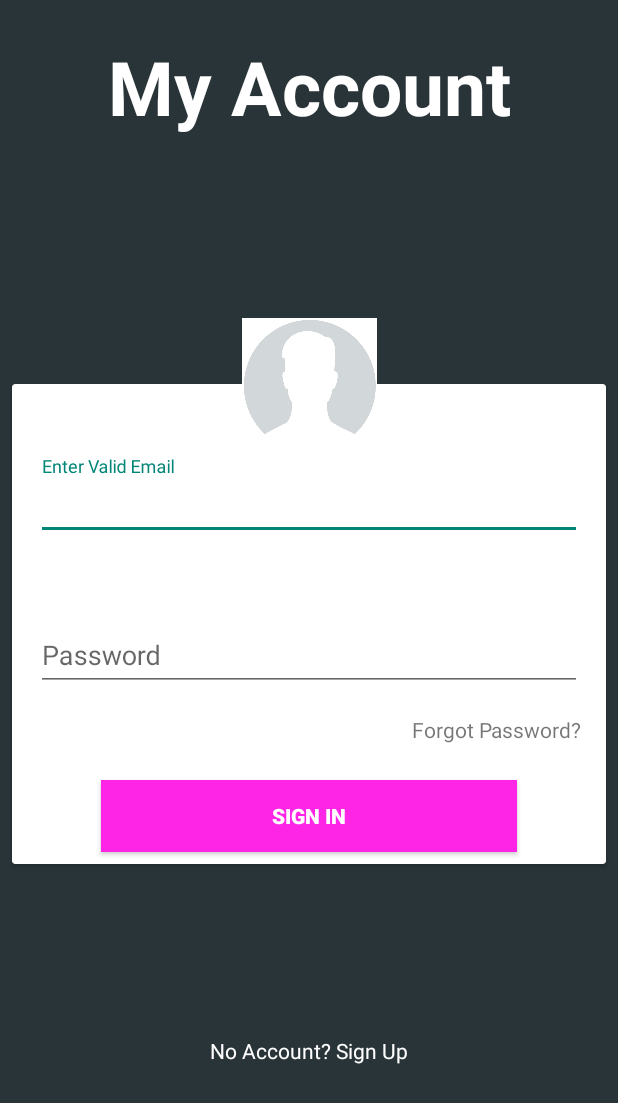
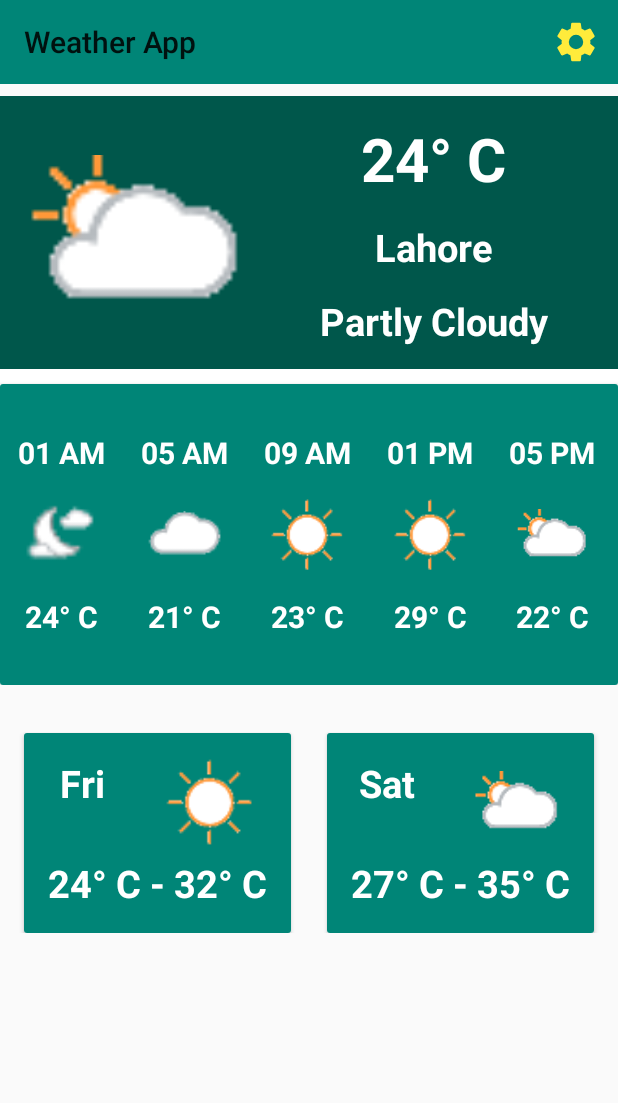
Before and after one commit to MinhasRizwan/WeatherApp_Kotlin, an Android app: the screen it shows after launch (LoginActivity before the commit, HomeScreen after it), on a phone screen of 412 x 824 dp. Shown: the top 1103 px of the screen. Run offline under Robolectric (Android 15) with nearby library versions, the phone set to English and light mode, and no system bars.

Commit message:
Updated Code with all suggested Changes

```diff
--- a/app/src/main/AndroidManifest.xml
+++ b/app/src/main/AndroidManifest.xml
@@ -15,15 +15,15 @@
         >
         </activity>
         <activity android:name=".homeScreen.HomeScreen">
-
-        </activity>
-        <activity android:name=".login.LoginActivity">
             <intent-filter>
                 <action android:name="android.intent.action.MAIN"/>
 
                 <category android:name="android.intent.category.LAUNCHER"/>
             </intent-filter>
         </activity>
+        <activity android:name=".login.LoginActivity">
+
+        </activity>
     </application>
 
 </manifest>
--- a/app/src/main/java/com/example/loginapp_5_08/homeScreen/CurrentStatusContentAdapter.kt
+++ b/app/src/main/java/com/example/loginapp_5_08/homeScreen/CurrentStatusContentAdapter.kt
@@ -10,16 +10,11 @@ import android.widget.TextView
 import androidx.recyclerview.widget.LinearLayoutManager
 import androidx.recyclerview.widget.RecyclerView
 import com.example.loginapp_5_08.R
-import kotlinx.android.synthetic.main.current_status_layout.view.*
-import kotlinx.android.synthetic.main.today_status_layout.view.*
-import kotlinx.android.synthetic.main.weekly_status_layout.view.*
+import kotlinx.android.synthetic.main.content_hour_details.view.*
+import kotlinx.android.synthetic.main.layout_current_status.view.*
+import kotlinx.android.synthetic.main.layout_week_details.view.*
 
-class CurrentStatusContentAdapter(private val rows: List<WeatherReportsRow>) : RecyclerView.Adapter<RecyclerView.ViewHolder>() {
-
-    interface WeatherReportsRow
-    class StatusRow(val cTemp: String, val cCity: String, val cStatus: String, val cImage: Int) : WeatherReportsRow
-    class TodayRow : WeatherReportsRow
-    class WeekdaysRow : WeatherReportsRow
+class CurrentStatusContentAdapter(private val rows: List<WeatherReports>, private val allWeatherData : WeatherData) : RecyclerView.Adapter<RecyclerView.ViewHolder>() {
 
     class StatusViewHolder(itemView: View) : RecyclerView.ViewHolder(itemView) {
         val currentImage: ImageView = itemView.weatherNowImage
@@ -40,9 +35,9 @@ class CurrentStatusContentAdapter(private val rows: List<WeatherReportsRow>) : R
 
     override fun getItemViewType(position: Int): Int =
         when (rows[position]) {
-            is StatusRow -> TYPE_STATUS
-            is TodayRow -> TYPE_TODAY
-            is WeekdaysRow -> TYPE_WEEKDAYS
+            is WeatherReports.StatusRow -> TYPE_STATUS
+            is WeatherReports.TodayRow -> TYPE_TODAY
+            is WeatherReports.WeekdaysRow -> TYPE_WEEKDAYS
             else -> throw IllegalArgumentException()
         }
 
@@ -50,17 +45,17 @@ class CurrentStatusContentAdapter(private val rows: List<WeatherReportsRow>) : R
 
         TYPE_STATUS -> StatusViewHolder(
             LayoutInflater.from(parent.context)
-                .inflate(R.layout.current_status_layout, parent, false)
+                .inflate(R.layout.layout_current_status, parent, false)
         )
 
         TYPE_TODAY -> TodayViewHolder(
             LayoutInflater.from(parent.context)
-                .inflate(R.layout.today_status_layout, parent, false)
+                .inflate(R.layout.content_hour_details, parent, false)
         )
 
         TYPE_WEEKDAYS -> WeekdayViewHolder(
             LayoutInflater.from(parent.context)
-                .inflate(R.layout.weekly_status_layout, parent, false)
+                .inflate(R.layout.layout_week_details, parent, false)
         )
         else -> throw IllegalArgumentException()
     }
@@ -68,31 +63,30 @@ class CurrentStatusContentAdapter(private val rows: List<WeatherReportsRow>) : R
     override fun onBindViewHolder(holder: RecyclerView.ViewHolder, position: Int) =
         when (holder.itemViewType) {
 
-            TYPE_STATUS -> onBindStatus(holder, rows[position] as StatusRow)
+            TYPE_STATUS -> onBindStatus(holder, rows[position] as WeatherReports.StatusRow)
             TYPE_TODAY -> onBindToday(holder)
             TYPE_WEEKDAYS -> onBindDays(holder)
             else -> throw IllegalArgumentException()
         }
 
-    private fun onBindStatus(holder: RecyclerView.ViewHolder, row: StatusRow) {
-        val headerRow = holder as StatusViewHolder
-        headerRow.currentTemp.text = row.cTemp
-        headerRow.currentCity.text = row.cCity
-        headerRow.currentStatus.text = row.cStatus
-        headerRow.currentImage.setImageResource(row.cImage)
+    private fun onBindStatus(holder: RecyclerView.ViewHolder, row: WeatherReports.StatusRow) {
+        val rowCurrentStatus = holder as StatusViewHolder
+        rowCurrentStatus.currentTemp.text = row.cTemp
+        rowCurrentStatus.currentCity.text = row.cCity
+        rowCurrentStatus.currentStatus.text = row.cStatus
+        rowCurrentStatus.currentImage.setImageResource(row.cImage)
     }
 
     private fun onBindToday(holder: RecyclerView.ViewHolder) {
         (holder as TodayViewHolder).hourdayRecyclerView.adapter =
-            HoursContentAdapter(getSampleRowForHou(1))
-
+            HoursContentAdapter(allWeatherData.hoursRows)
         holder.hourdayRecyclerView.layoutManager = LinearLayoutManager(holder.hourdayRecyclerView.context,LinearLayout.HORIZONTAL, false)
 
     }
 
     private fun onBindDays(holder: RecyclerView.ViewHolder) {
         (holder as WeekdayViewHolder).weekdayRecyclerView.adapter =
-            DaysContentAdapter(getSampleRow(1))
+            DaysContentAdapter(allWeatherData.daysRows)
         holder.weekdayRecyclerView.layoutManager = LinearLayoutManager(holder.weekdayRecyclerView.context,LinearLayout.HORIZONTAL, false)
     }
 
@@ -102,108 +96,10 @@ class CurrentStatusContentAdapter(private val rows: List<WeatherReportsRow>) : R
         private const val TYPE_WEEKDAYS = 2
     }
 
-    private fun getSampleRow(numSections: Int): List<DaysContentAdapter.WeekDaysRow> {
-        val rows = mutableListOf<DaysContentAdapter.WeekDaysRow>()
-        for (i in 1..numSections) {
-            rows.add(
-                DaysContentAdapter.WeekDaysRow(
-                    "Fri",
-                    "24° C - 32° C",
-                    R.drawable.sunny
-                )
-            )
-            rows.add(
-                DaysContentAdapter.WeekDaysRow(
-                    "Sat",
-                    "27° C - 35° C",
-                    R.drawable.partlysunny
-                )
-            )
-            rows.add(
-                DaysContentAdapter.WeekDaysRow(
-                    "Sun",
-                    "29° C - 39° C",
-                    R.drawable.sunny
-                )
-            )
-            rows.add(
-                DaysContentAdapter.WeekDaysRow(
-                    "Mon",
-                    "21° C - 22° C",
-                    R.drawable.cloudy
-                )
-            )
-            rows.add(
-                DaysContentAdapter.WeekDaysRow(
-                    "Tue",
-                    "24° C - 32° C",
-                    R.drawable.nightcloudy
-                )
-            )
-            rows.add(
-                DaysContentAdapter.WeekDaysRow(
-                    "Wed",
-                    "29° C - 32° C",
-                    R.drawable.cloudy
-                )
-            )
-            rows.add(
-                DaysContentAdapter.WeekDaysRow(
-                    "Thu",
-                    "34° C - 39° C",
-                    R.drawable.sunny
-                )
-            )
-            rows.add(
-                DaysContentAdapter.WeekDaysRow(
-                    "Fri",
-                    "38° C - 39° C",
-                    R.drawable.sunny
-                )
-            )
-        }
-        return rows
-    }
 
-    private fun getSampleRowForHou(numSections: Int): List<HoursContentAdapter.HoursRow> {
-        val rows = mutableListOf<HoursContentAdapter.HoursRow>()
-        for (i in 1..numSections) {
-            rows.add(
-                HoursContentAdapter.HoursRow(
-                    "01 AM",
-                    "24° C",
-                    R.drawable.nightcloudy
-                )
-            )
-            rows.add(
-                HoursContentAdapter.HoursRow(
-                    "05 AM",
-                    "21° C",
-                    R.drawable.cloudy
-                )
-            )
-            rows.add(
-                HoursContentAdapter.HoursRow(
-                    "09 AM",
-                    "23° C",
-                    R.drawable.sunny
-                )
-            )
-            rows.add(
-                HoursContentAdapter.HoursRow(
-                    "01 PM",
-                    "29° C",
-                    R.drawable.sunny
-                )
-            )
-            rows.add(
-                HoursContentAdapter.HoursRow(
-                    "05 PM",
-                    "22° C",
-                    R.drawable.partlysunny
-                )
-            )
-        }
-        return rows
+    sealed class WeatherReports{
+        class StatusRow(val cTemp: String, val cCity: String, val cStatus: String, val cImage: Int) : WeatherReports()
+        object TodayRow : WeatherReports()
+        object WeekdaysRow : WeatherReports()
     }
 }
--- a/app/src/main/java/com/example/loginapp_5_08/homeScreen/DaysContentAdapter.kt
+++ b/app/src/main/java/com/example/loginapp_5_08/homeScreen/DaysContentAdapter.kt
@@ -7,11 +7,9 @@ import android.widget.ImageView
 import android.widget.TextView
 import androidx.recyclerview.widget.RecyclerView
 import com.example.loginapp_5_08.R
-import kotlinx.android.synthetic.main.week_status.view.*
-
+import kotlinx.android.synthetic.main.content_week_details.view.*
 
 class DaysContentAdapter(private val rows: List<WeekDaysRow>) : RecyclerView.Adapter<RecyclerView.ViewHolder>() {
-    class WeekDaysRow (val dayName:String , val minmaxTemp:String, val imageDay: Int)
 
     class WeekDaysViewHolder(itemView: View): RecyclerView.ViewHolder(itemView){
         val todayDay:TextView = itemView.weekDay
@@ -25,7 +23,7 @@ class DaysContentAdapter(private val rows: List<WeekDaysRow>) : RecyclerView.Ada
     override fun onCreateViewHolder(parent: ViewGroup, viewType: Int) = when (viewType) {
         TYPE_WEEKDAY -> WeekDaysViewHolder(
             LayoutInflater.from(parent.context)
-                .inflate(R.layout.week_status, parent, false)
+                .inflate(R.layout.content_week_details, parent, false)
         )
         else -> throw IllegalArgumentException()
     }
@@ -46,4 +44,5 @@ class DaysContentAdapter(private val rows: List<WeekDaysRow>) : RecyclerView.Ada
     companion object {
         private const val TYPE_WEEKDAY = 0
     }
+    class WeekDaysRow (val dayName:String , val minmaxTemp:String, val imageDay: Int)
 }
--- a/app/src/main/java/com/example/loginapp_5_08/homeScreen/HomeFragment.kt
+++ b/app/src/main/java/com/example/loginapp_5_08/homeScreen/HomeFragment.kt
@@ -7,7 +7,7 @@ import android.view.ViewGroup
 import androidx.fragment.app.Fragment
 import androidx.recyclerview.widget.LinearLayoutManager
 import com.example.loginapp_5_08.R
-import kotlinx.android.synthetic.main.home_screen_fragment.*
+import kotlinx.android.synthetic.main.fragment_home_screen.*
 import kotlin.String as String1
 
 class HomeFragment : Fragment() {
@@ -20,7 +20,7 @@ class HomeFragment : Fragment() {
     override fun onCreateView(inflater: LayoutInflater, container: ViewGroup?, savedInstanceState: Bundle?): View? {
         // Inflate the layout for this fragment
         return inflater.inflate(
-            R.layout.home_screen_fragment,
+            R.layout.fragment_home_screen,
             container, false
         )
     }
@@ -28,39 +28,40 @@ class HomeFragment : Fragment() {
     override fun onViewCreated(view: View, savedInstanceState: Bundle?) {
         super.onViewCreated(view, savedInstanceState)
 
-        recycler_view.adapter = CurrentStatusContentAdapter(getSampleRows(1))
+        val weatherData = WeatherData()
+
+        recycler_view.adapter = CurrentStatusContentAdapter(getSampleRows(1), weatherData)
 
         recycler_view.layoutManager = LinearLayoutManager(this.context)
     }
 
     companion object{
-        private const val inputData = "dummy"
+        //private const val inputData = "dummy"
 
         fun newInstance(input: String1): HomeFragment{
-
             val args = Bundle()
-            args.putSerializable(inputData, input)
+            //args.putSerializable(inputData, input)
 
             val frag = HomeFragment()
-            frag.arguments = args
+            //frag.arguments = args
 
             return frag
         }
     }
 
-    private fun getSampleRows(numSections: Int): List<CurrentStatusContentAdapter.WeatherReportsRow> {
-        val rows = mutableListOf<CurrentStatusContentAdapter.WeatherReportsRow>()
+    private fun getSampleRows(numSections: Int): List<CurrentStatusContentAdapter.WeatherReports> {
+        val rows = mutableListOf<CurrentStatusContentAdapter.WeatherReports>()
         for (i in 1..numSections) {
             rows.add(
-                CurrentStatusContentAdapter.StatusRow(
+                CurrentStatusContentAdapter.WeatherReports.StatusRow(
                     "24° C",
                     "Lahore",
                     "Partly Cloudy",
                     R.drawable.partlysunny
                 )
             )
-            rows.add(CurrentStatusContentAdapter.TodayRow())
-            rows.add(CurrentStatusContentAdapter.WeekdaysRow())
+            rows.add(CurrentStatusContentAdapter.WeatherReports.TodayRow)
+            rows.add(CurrentStatusContentAdapter.WeatherReports.WeekdaysRow)
             //rows.add(ContentAdapter.DummyRow("Sunday","11/08/2019"))
         }
         return rows
--- a/app/src/main/java/com/example/loginapp_5_08/homeScreen/HoursContentAdapter.kt
+++ b/app/src/main/java/com/example/loginapp_5_08/homeScreen/HoursContentAdapter.kt
@@ -7,10 +7,9 @@ import android.widget.ImageView
 import android.widget.TextView
 import androidx.recyclerview.widget.RecyclerView
 import com.example.loginapp_5_08.R
-import kotlinx.android.synthetic.main.hour_status_itemlayout.view.*
+import kotlinx.android.synthetic.main.layout_hour_details.view.*
 
 class HoursContentAdapter(private val rows: List<HoursRow>) : RecyclerView.Adapter<RecyclerView.ViewHolder>() {
-    class HoursRow (val time:String , val temp:String, val hourlyImage: Int)
 
     class HourDaysViewHolder(itemView: View): RecyclerView.ViewHolder(itemView){
         val timeDay: TextView = itemView.timetv
@@ -23,7 +22,7 @@ class HoursContentAdapter(private val rows: List<HoursRow>) : RecyclerView.Adapt
     override fun onCreateViewHolder(parent: ViewGroup, viewType: Int) = when (viewType) {
         TYPE_HOUR -> HourDaysViewHolder(
             LayoutInflater.from(parent.context)
-                .inflate(R.layout.hour_status_itemlayout, parent, false)
+                .inflate(R.layout.layout_hour_details, parent, false)
         )
         else -> throw IllegalArgumentException()
     }
@@ -44,4 +43,7 @@ class HoursContentAdapter(private val rows: List<HoursRow>) : RecyclerView.Adapt
     companion object {
         private const val TYPE_HOUR = 0
     }
+
+    class HoursRow (val time:String , val temp:String, val hourlyImage: Int)
+
 }
--- /dev/null
+++ b/app/src/main/java/com/example/loginapp_5_08/homeScreen/WeatherData.kt
@@ -0,0 +1,114 @@
+package com.example.loginapp_5_08.homeScreen
+
+import com.example.loginapp_5_08.R
+
+class WeatherData {
+
+    val daysRows: List<DaysContentAdapter.WeekDaysRow> = getSampleRowForDays(1)
+    val hoursRows: List<HoursContentAdapter.HoursRow> = getSampleRowForHou(1)
+
+    private fun getSampleRowForDays(numSections: Int): List<DaysContentAdapter.WeekDaysRow> {
+        val rows = mutableListOf<DaysContentAdapter.WeekDaysRow>()
+        for (i in 1..numSections) {
+            rows.add(
+                DaysContentAdapter.WeekDaysRow(
+                    "Fri",
+                    "24° C - 32° C",
+                    R.drawable.sunny
+                )
+            )
+            rows.add(
+                DaysContentAdapter.WeekDaysRow(
+                    "Sat",
+                    "27° C - 35° C",
+                    R.drawable.partlysunny
+                )
+            )
+            rows.add(
+                DaysContentAdapter.WeekDaysRow(
+                    "Sun",
+                    "29° C - 39° C",
+                    R.drawable.sunny
+                )
+            )
+            rows.add(
+                DaysContentAdapter.WeekDaysRow(
+                    "Mon",
+                    "21° C - 22° C",
+                    R.drawable.cloudy
+                )
+            )
+            rows.add(
+                DaysContentAdapter.WeekDaysRow(
+                    "Tue",
+                    "24° C - 32° C",
+                    R.drawable.nightcloudy
+                )
+            )
+            rows.add(
+                DaysContentAdapter.WeekDaysRow(
+                    "Wed",
+                    "29° C - 32° C",
+                    R.drawable.cloudy
+                )
+            )
+            rows.add(
+                DaysContentAdapter.WeekDaysRow(
+                    "Thu",
+                    "34° C - 39° C",
+                    R.drawable.sunny
+                )
+            )
+            rows.add(
+                DaysContentAdapter.WeekDaysRow(
+                    "Fri",
+                    "38° C - 39° C",
+                    R.drawable.sunny
+                )
+            )
+        }
+        return rows
+    }
+
+    private fun getSampleRowForHou(numSections: Int): List<HoursContentAdapter.HoursRow> {
+        val rows = mutableListOf<HoursContentAdapter.HoursRow>()
+        for (i in 1..numSections) {
+            rows.add(
+                HoursContentAdapter.HoursRow(
+                    "01 AM",
+                    "24° C",
+                    R.drawable.nightcloudy
+                )
+            )
+            rows.add(
+                HoursContentAdapter.HoursRow(
+                    "05 AM",
+                    "21° C",
+                    R.drawable.cloudy
+                )
+            )
+            rows.add(
+                HoursContentAdapter.HoursRow(
+                    "09 AM",
+                    "23° C",
+                    R.drawable.sunny
+                )
+            )
+            rows.add(
+                HoursContentAdapter.HoursRow(
+                    "01 PM",
+                    "29° C",
+                    R.drawable.sunny
+                )
+            )
+            rows.add(
+                HoursContentAdapter.HoursRow(
+                    "05 PM",
+                    "22° C",
+                    R.drawable.partlysunny
+                )
+            )
+        }
+        return rows
+    }
+}
--- a/app/src/main/java/com/example/loginapp_5_08/login/LoginFragment.kt
+++ b/app/src/main/java/com/example/loginapp_5_08/login/LoginFragment.kt
@@ -8,7 +8,7 @@ import android.view.ViewGroup
 import androidx.fragment.app.Fragment
 import com.example.loginapp_5_08.homeScreen.HomeScreen
 import com.example.loginapp_5_08.R
-import kotlinx.android.synthetic.main.login_fragment.*
+import kotlinx.android.synthetic.main.fragment_login.*
 import java.util.regex.Pattern
 
 class LoginFragment : Fragment() {
@@ -26,7 +26,7 @@ class LoginFragment : Fragment() {
 
         // Inflate the layout for this fragment
         return inflater.inflate(
-            R.layout.login_fragment,
+            R.layout.fragment_login,
             container, false
         )
     }
--- a/app/src/main/java/com/example/loginapp_5_08/shared/SharedPreference.kt
+++ b/app/src/main/java/com/example/loginapp_5_08/shared/SharedPreference.kt
@@ -3,7 +3,7 @@ package com.example.loginapp_5_08.shared
 import android.content.Context
 import android.content.SharedPreferences
 
-class SharedPreference (val context: Context){
+class SharedPreference (context: Context){
     private val PREFS_NAME = "settings"
     private val sharedPref : SharedPreferences = context.getSharedPreferences(PREFS_NAME, Context.MODE_PRIVATE)
 
```
Also changed, not shown: app/src/main/java/com/example/loginapp_5_08/settings/SettingsActivity.kt (+28 -13 lines), app/src/main/res/layout/content_hour_details.xml (renamed from app/src/main/res/layout/today_status_layout.xml), app/src/main/res/layout/content_week_details.xml (renamed from app/src/main/res/layout/week_status.xml), app/src/main/res/layout/fragment_home_screen.xml (renamed from app/src/main/res/layout/home_screen_fragment.xml), app/src/main/res/layout/fragment_login.xml (renamed from app/src/main/res/layout/login_fragment.xml), app/src/main/res/layout/layout_current_status.xml (renamed from app/src/main/res/layout/current_status_layout.xml), app/src/main/res/layout/layout_hour_details.xml (renamed from app/src/main/res/layout/hour_status_itemlayout.xml), app/src/main/res/layout/layout_week_details.xml (renamed from app/src/main/res/layout/weekly_status_layout.xml).
